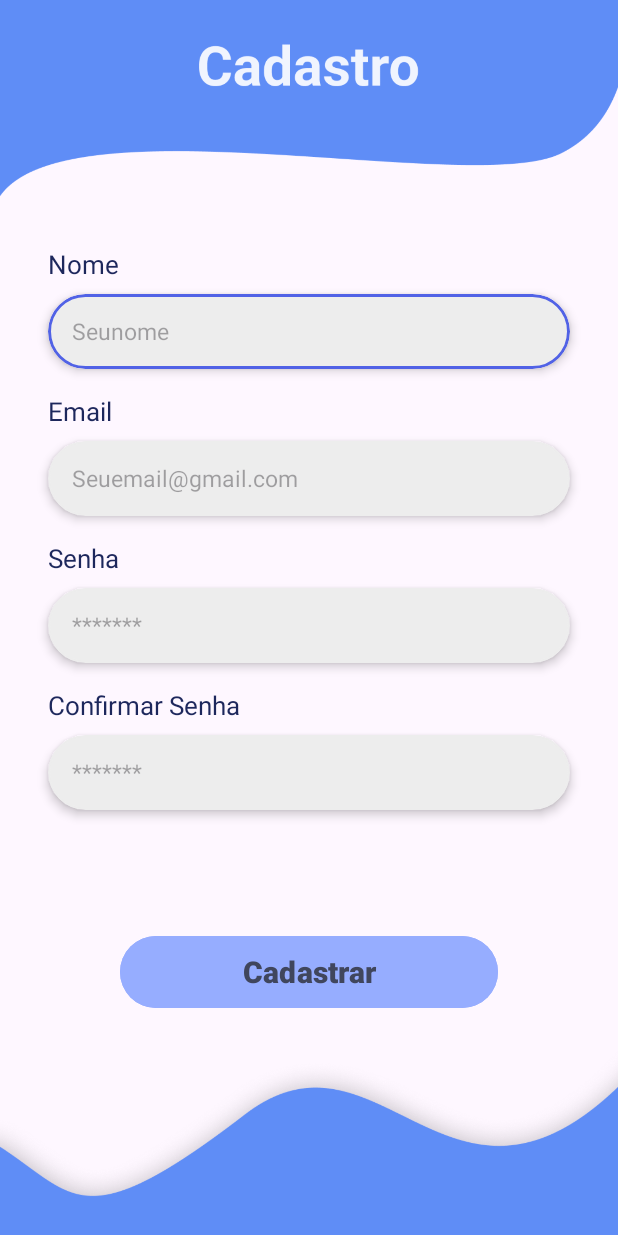
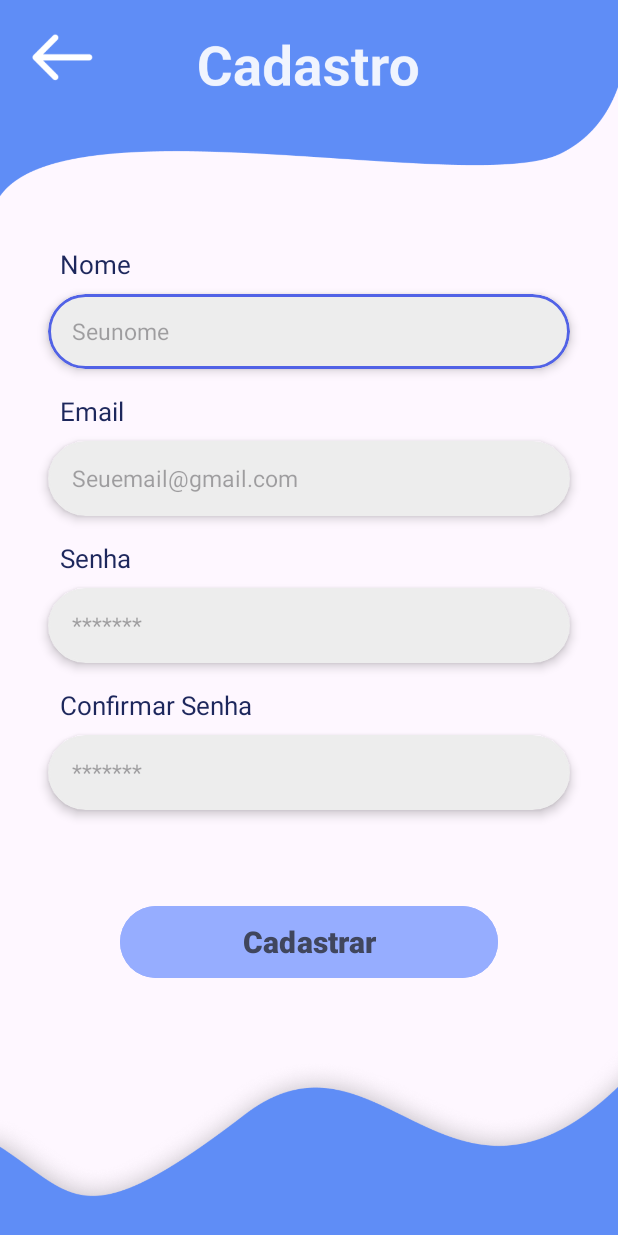
Before and after one commit to Vogi-png/pingo-app, an Android app: the CadastroForm screen opened directly, with no data from a screen before it, on a phone screen of 412 x 824 dp. Run offline under Robolectric (Android 15) with nearby library versions, the phone set to English and light mode, and no system bars.

Commit message:
feat: adicionar tela de login, cadastro e nomear pingo (incompleta)

```diff
--- a/app/src/main/AndroidManifest.xml
+++ b/app/src/main/AndroidManifest.xml
@@ -12,6 +12,9 @@
         android:supportsRtl="true"
         android:theme="@style/Theme.TaskApp"
         tools:targetApi="31">
+        <activity
+            android:name=".NomearPingo"
+            android:exported="false" />
         <activity
             android:name=".LoginForm"
             android:exported="false" />
--- a/app/src/main/res/layout/activity_cadastro_form.xml
+++ b/app/src/main/res/layout/activity_cadastro_form.xml
@@ -23,7 +23,7 @@
         android:id="@+id/tvNomeLabel"
         android:layout_width="0dp"
         android:layout_height="wrap_content"
-        android:layout_marginStart="32dp"
+        android:layout_marginStart="40dp"
         android:layout_marginTop="24dp"
         android:layout_marginEnd="32dp"
         android:text="Nome"
@@ -66,7 +66,7 @@
         android:id="@+id/tvEmailLabel"
         android:layout_width="0dp"
         android:layout_height="wrap_content"
-        android:layout_marginStart="32dp"
+        android:layout_marginStart="40dp"
         android:layout_marginTop="16dp"
         android:layout_marginEnd="32dp"
         android:text="Email"
@@ -108,7 +108,7 @@
         android:id="@+id/tvSenhaLabel"
         android:layout_width="0dp"
         android:layout_height="wrap_content"
-        android:layout_marginStart="32dp"
+        android:layout_marginStart="40dp"
         android:layout_marginTop="16dp"
         android:layout_marginEnd="32dp"
         android:text="Senha"
@@ -150,7 +150,7 @@
         android:id="@+id/tvConfirmarSenhaLabel"
         android:layout_width="0dp"
         android:layout_height="wrap_content"
-        android:layout_marginStart="32dp"
+        android:layout_marginStart="40dp"
         android:layout_marginTop="16dp"
         android:layout_marginEnd="32dp"
         android:text="Confirmar Senha"
@@ -189,19 +189,6 @@
     </androidx.cardview.widget.CardView>
 
     <ImageView
-        android:id="@+id/imageView6"
-        android:layout_width="wrap_content"
-        android:layout_height="wrap_content"
-        android:layout_marginTop="16dp"
-        android:adjustViewBounds="true"
-        android:scaleType="fitCenter"
-        app:layout_constraintEnd_toEndOf="parent"
-        app:layout_constraintStart_toStartOf="parent"
-        app:layout_constraintTop_toBottomOf="@+id/button_cadastrar"
-        app:srcCompat="@drawable/penguim"
-        tools:ignore="ContentDescription" />
-
-    <ImageView
         android:id="@+id/imageView_bottom"
         android:layout_width="0dp"
         android:layout_height="wrap_content"
@@ -219,7 +206,7 @@
         android:id="@+id/button_cadastrar"
         android:layout_width="252dp"
         android:layout_height="56dp"
-        android:layout_marginTop="80dp"
+        android:layout_marginTop="60dp"
         android:backgroundTint="#96ADFF"
         android:text="Cadastrar"
         android:textColor="#40465D"
@@ -229,4 +216,12 @@
         app:layout_constraintStart_toStartOf="parent"
         app:layout_constraintTop_toBottomOf="@+id/confirmarSenhaCardView" />
 
+    <ImageView
+        android:id="@+id/imageView5"
+        android:layout_width="81dp"
+        android:layout_height="76dp"
+        app:srcCompat="@drawable/header_seta"
+        tools:layout_editor_absoluteX="-1dp"
+        tools:layout_editor_absoluteY="0dp" />
+
 </androidx.constraintlayout.widget.ConstraintLayout>
```
Also changed, not shown: app/src/main/java/com/example/taskapp/MainActivity.java (deleted, +0 -28 lines), app/src/main/java/com/example/taskapp/NomearPingo.java (added, +24 -0 lines), app/src/main/res/layout/activity_main.xml (deleted, +0 -19 lines), app/src/main/res/layout/activity_nomear_pingo.xml (added, +65 -0 lines), app/src/main/res/drawable/header_nomear.png (added), app/src/main/res/drawable/imagem_pingo.png (added).
